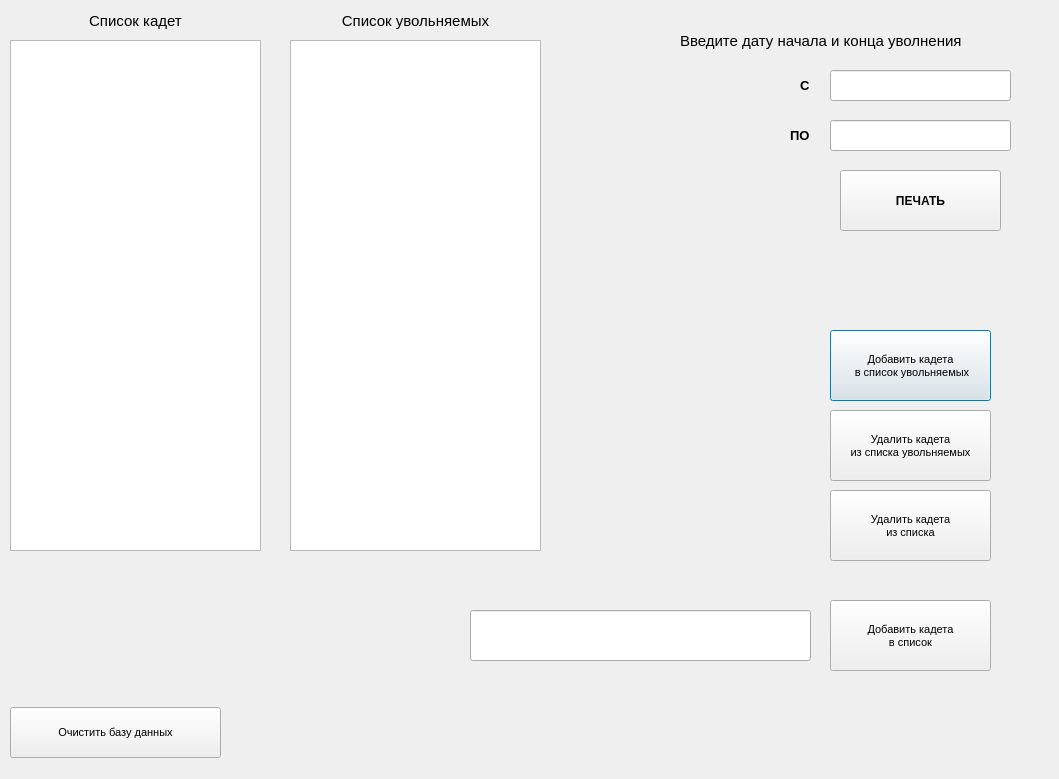
Qt form pythonProject2/dialog.ui (dhdbd3uwh/information_technology) before a commit.
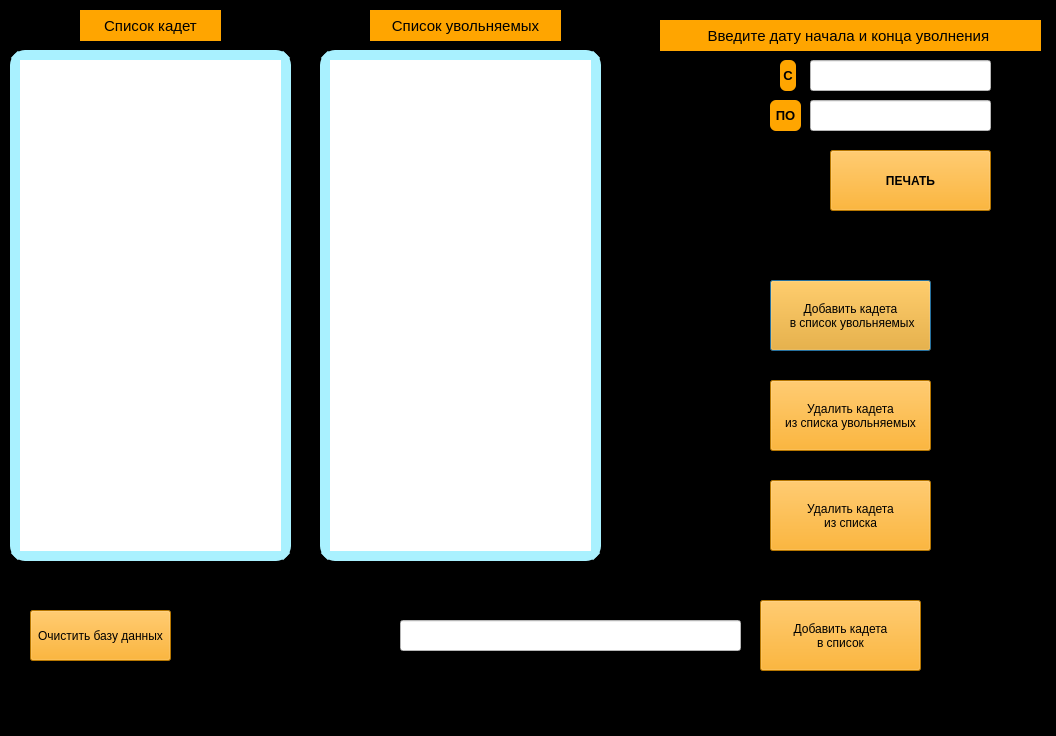
The same form after that commit. Icons and pictures are not drawn.

Diff of the .ui file:
```diff
--- a/pythonProject2/dialog.ui
+++ b/pythonProject2/dialog.ui
@@ -9,8 +9,8 @@
    <rect>
     <x>0</x>
     <y>0</y>
-    <width>1059</width>
-    <height>779</height>
+    <width>1056</width>
+    <height>736</height>
    </rect>
   </property>
   <property name="sizePolicy">
@@ -21,8 +21,8 @@
   </property>
   <property name="minimumSize">
    <size>
-    <width>622</width>
-    <height>446</height>
+    <width>0</width>
+    <height>0</height>
    </size>
   </property>
   <property name="maximumSize">
@@ -37,45 +37,56 @@
     <height>446</height>
    </size>
   </property>
-  <property name="font">
-   <font>
-    <pointsize>8</pointsize>
-   </font>
-  </property>
-  <property name="contextMenuPolicy">
-   <enum>Qt::NoContextMenu</enum>
-  </property>
   <property name="windowTitle">
    <string>Печать</string>
   </property>
-  <property name="windowIcon">
-   <iconset>
-    <normaloff>../../Downloads/ghjuf/icon.png</normaloff>../../Downloads/ghjuf/icon.png</iconset>
-  </property>
-  <property name="toolTipDuration">
-   <number>1</number>
-  </property>
-  <property name="autoFillBackground">
-   <bool>true</bool>
-  </property>
   <property name="styleSheet">
-   <string notr="true"/>
+   <string notr="true">QDialog {
+background-color: black;
+}
+
+QPushButton {
+background-color:orange;
+}
+
+QPushButton:hover {
+background-color:#B44010;
+}
+
+QPushButton:pressed {
+background-color:red;
+}
+
+QLabel {
+background-color:orange;
+}
+
+QLineEdit {
+background-color:white;
+}
+</string>
   </property>
   <widget class="QListWidget" name="listWidget1">
    <property name="geometry">
     <rect>
      <x>10</x>
-     <y>40</y>
-     <width>251</width>
+     <y>50</y>
+     <width>281</width>
      <height>511</height>
     </rect>
    </property>
+   <property name="styleSheet">
+    <string notr="true">border:10px solid rgb(169, 241, 255);
+text-alight:left;
+border-collapse: separate;
+border-radius: 15px</string>
+   </property>
   </widget>
   <widget class="QPushButton" name="ButtonPrint">
    <property name="geometry">
     <rect>
-     <x>840</x>
-     <y>170</y>
+     <x>830</x>
+     <y>150</y>
      <width>161</width>
      <height>61</height>
     </rect>
@@ -97,10 +108,10 @@
   <widget class="QLabel" name="label">
    <property name="geometry">
     <rect>
-     <x>680</x>
+     <x>660</x>
      <y>20</y>
-     <width>341</width>
-     <height>41</height>
+     <width>381</width>
+     <height>31</height>
     </rect>
    </property>
    <property name="font">
@@ -116,12 +127,15 @@
    <property name="text">
     <string>Введите дату начала и конца уволнения </string>
    </property>
+   <property name="alignment">
+    <set>Qt::AlignCenter</set>
+   </property>
   </widget>
   <widget class="QLineEdit" name="lineEdit_start">
    <property name="geometry">
     <rect>
-     <x>830</x>
-     <y>70</y>
+     <x>810</x>
+     <y>60</y>
      <width>181</width>
      <height>31</height>
     </rect>
@@ -130,8 +144,8 @@
   <widget class="QLineEdit" name="lineEdit_end">
    <property name="geometry">
     <rect>
-     <x>830</x>
-     <y>120</y>
+     <x>810</x>
+     <y>100</y>
      <width>181</width>
      <height>31</height>
     </rect>
@@ -140,8 +154,8 @@
   <widget class="QLabel" name="label_2">
    <property name="geometry">
     <rect>
-     <x>800</x>
-     <y>70</y>
+     <x>780</x>
+     <y>60</y>
      <width>16</width>
      <height>31</height>
     </rect>
@@ -154,15 +168,23 @@
      <bold>true</bold>
     </font>
    </property>
+   <property name="styleSheet">
+    <string notr="true">background-color:orange;
+border-collapse: separate;
+border-radius: 6px</string>
+   </property>
    <property name="text">
     <string>C</string>
    </property>
+   <property name="alignment">
+    <set>Qt::AlignCenter</set>
+   </property>
   </widget>
   <widget class="QLabel" name="label_3">
    <property name="geometry">
     <rect>
-     <x>790</x>
-     <y>120</y>
+     <x>770</x>
+     <y>100</y>
      <width>31</width>
      <height>31</height>
     </rect>
@@ -174,27 +196,41 @@
      <bold>true</bold>
     </font>
    </property>
+   <property name="styleSheet">
+    <string notr="true">background-color:orange;
+border-collapse: separate;
+border-radius: 6px</string>
+   </property>
    <property name="text">
     <string>ПО</string>
    </property>
+   <property name="alignment">
+    <set>Qt::AlignCenter</set>
+   </property>
   </widget>
   <widget class="QListWidget" name="listWidget2">
    <property name="geometry">
     <rect>
-     <x>290</x>
-     <y>40</y>
-     <width>251</width>
+     <x>320</x>
+     <y>50</y>
+     <width>281</width>
      <height>511</height>
     </rect>
    </property>
+   <property name="styleSheet">
+    <string notr="true">border:10px solid rgb(169, 241, 255);
+text-alight:left;
+border-collapse: separate;
+border-radius: 15px</string>
+   </property>
   </widget>
   <widget class="QLabel" name="label_4">
    <property name="geometry">
     <rect>
-     <x>10</x>
+     <x>80</x>
      <y>10</y>
-     <width>251</width>
-     <height>21</height>
+     <width>141</width>
+     <height>31</height>
     </rect>
    </property>
    <property name="font">
@@ -212,10 +248,10 @@
   <widget class="QLabel" name="label_5">
    <property name="geometry">
     <rect>
-     <x>290</x>
+     <x>370</x>
      <y>10</y>
-     <width>251</width>
-     <height>21</height>
+     <width>191</width>
+     <height>31</height>
     </rect>
    </property>
    <property name="font">
@@ -233,8 +269,8 @@
   <widget class="QPushButton" name="add_cadetprint_button">
    <property name="geometry">
     <rect>
-     <x>830</x>
-     <y>330</y>
+     <x>770</x>
+     <y>280</y>
      <width>161</width>
      <height>71</height>
     </rect>
@@ -247,8 +283,8 @@
   <widget class="QPushButton" name="del_cadetprint_button">
    <property name="geometry">
     <rect>
-     <x>830</x>
-     <y>410</y>
+     <x>770</x>
+     <y>380</y>
      <width>161</width>
      <height>71</height>
     </rect>
@@ -261,8 +297,8 @@
   <widget class="QPushButton" name="del_cadet_button">
    <property name="geometry">
     <rect>
-     <x>830</x>
-     <y>490</y>
+     <x>770</x>
+     <y>480</y>
      <width>161</width>
      <height>71</height>
     </rect>
@@ -275,17 +311,17 @@
   <widget class="QLineEdit" name="lineEdit_addcadet">
    <property name="geometry">
     <rect>
-     <x>470</x>
-     <y>610</y>
+     <x>400</x>
+     <y>620</y>
      <width>341</width>
-     <height>51</height>
+     <height>31</height>
     </rect>
    </property>
   </widget>
   <widget class="QPushButton" name="add_cadet_button">
    <property name="geometry">
     <rect>
-     <x>830</x>
+     <x>760</x>
      <y>600</y>
      <width>161</width>
      <height>71</height>
@@ -299,9 +335,9 @@
   <widget class="QPushButton" name="clean_BD_button">
    <property name="geometry">
     <rect>
-     <x>10</x>
-     <y>707</y>
-     <width>211</width>
+     <x>30</x>
+     <y>610</y>
+     <width>141</width>
      <height>51</height>
     </rect>
    </property>
```
Left out of the diff: 3 changed lines with no effect on the pictures.
